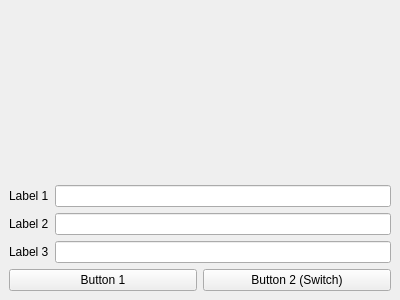
Above: thecubeivazio/cubegui/cubegui.ui from jwav/thecube-ivazio before the change. Below: the same form after it.
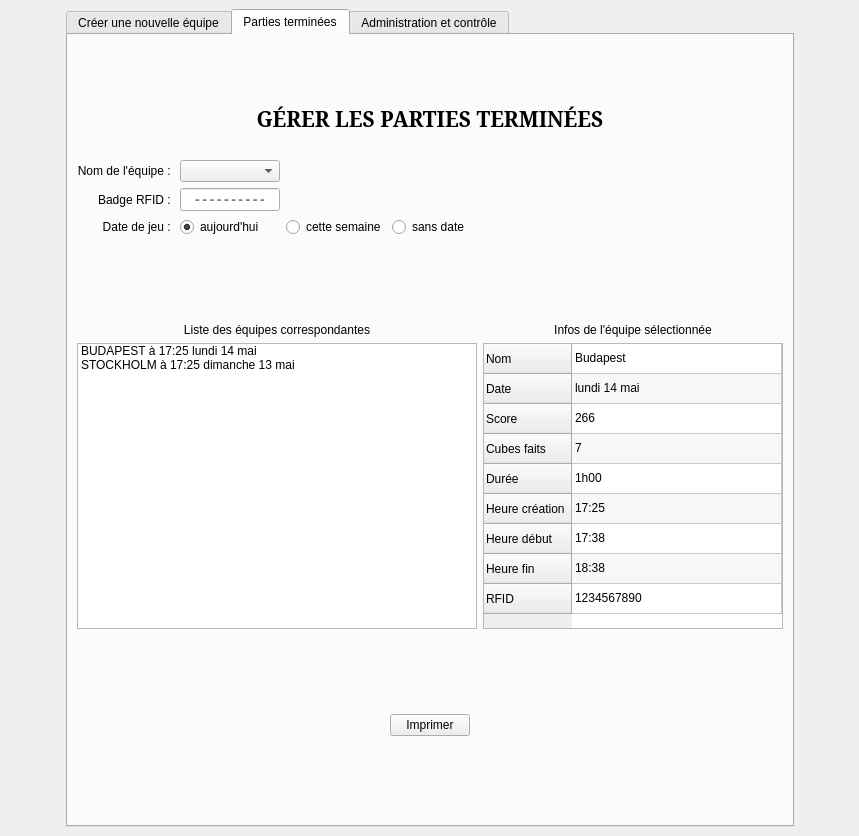
That is the form after the change. The open tabs and pages were chosen to show the change. Icons and pictures are not drawn.

Commit message: did a lot of work on the GUI. Close to a v1 in terms of layout

What changed in the file:
```diff
--- a/thecubeivazio/cubegui/cubegui.ui
+++ b/thecubeivazio/cubegui/cubegui.ui
@@ -6,85 +6,1011 @@
    <rect>
     <x>0</x>
     <y>0</y>
-    <width>400</width>
-    <height>300</height>
+    <width>859</width>
+    <height>836</height>
    </rect>
   </property>
   <property name="windowTitle">
    <string>Interface TheCube</string>
   </property>
+  <property name="windowIcon">
+   <iconset>
+    <normaloff>../../../../../home/vee/.designer/resources/icon_thecube_32x32.png</normaloff>../../../../../home/vee/.designer/resources/icon_thecube_32x32.png</iconset>
+  </property>
+  <property name="iconSize">
+   <size>
+    <width>32</width>
+    <height>32</height>
+   </size>
+  </property>
   <widget class="QWidget" name="centralwidget">
-   <layout class="QVBoxLayout" name="verticalLayout">
+   <layout class="QHBoxLayout" name="horizontalLayout_17">
     <item>
-     <layout class="QVBoxLayout" name="verticalLayout_2">
-      <item>
-       <widget class="QLabel" name="lblTopBanner">
-        <property name="pixmap">
-         <pixmap>img/cubegui_banner.png</pixmap>
-        </property>
-       </widget>
-      </item>
-     </layout>
+     <spacer name="horizontalSpacer_6">
+      <property name="orientation">
+       <enum>Qt::Horizontal</enum>
+      </property>
+      <property name="sizeHint" stdset="0">
+       <size>
+        <width>40</width>
+        <height>20</height>
+       </size>
+      </property>
+     </spacer>
     </item>
     <item>
-     <layout class="QHBoxLayout" name="horizontalLayout">
-      <item>
-       <widget class="QLabel" name="label_1">
-        <property name="text">
-         <string>Label 1</string>
-        </property>
-       </widget>
-      </item>
-      <item>
-       <widget class="QLineEdit" name="lineEdit_1"/>
-      </item>
-     </layout>
+     <widget class="QTabWidget" name="tabWidget">
+      <property name="locale">
+       <locale language="French" country="France"/>
+      </property>
+      <property name="currentIndex">
+       <number>0</number>
+      </property>
+      <widget class="QWidget" name="tabMain">
+       <attribute name="title">
+        <string>Créer une nouvelle équipe</string>
+       </attribute>
+       <layout class="QVBoxLayout" name="tabVerticalLayout">
+        <item>
+         <layout class="QVBoxLayout" name="verticalLayout_2">
+          <item>
+           <widget class="QLabel" name="lblTopBanner">
+            <property name="pixmap">
+             <pixmap resource="../resources/resources.qrc">:/logo_thecube-125x150.png</pixmap>
+            </property>
+            <property name="alignment">
+             <set>Qt::AlignCenter</set>
+            </property>
+           </widget>
+          </item>
+         </layout>
+        </item>
+        <item>
+         <spacer name="verticalSpacer_5">
+          <property name="orientation">
+           <enum>Qt::Vertical</enum>
+          </property>
+          <property name="sizeType">
+           <enum>QSizePolicy::Fixed</enum>
+          </property>
+          <property name="sizeHint" stdset="0">
+           <size>
+            <width>20</width>
+            <height>40</height>
+           </size>
+          </property>
+         </spacer>
+        </item>
+        <item>
+         <layout class="QHBoxLayout" name="horizontalLayout_7">
+          <item>
+           <widget class="QLabel" name="lblCreateStatusText_2">
+            <property name="font">
+             <font>
+              <family>Noto Serif</family>
+              <pointsize>16</pointsize>
+              <weight>75</weight>
+              <bold>true</bold>
+             </font>
+            </property>
+            <property name="text">
+             <string>CRÉER UNE NOUVELLE ÉQUIPE</string>
+            </property>
+            <property name="alignment">
+             <set>Qt::AlignCenter</set>
+            </property>
+           </widget>
+          </item>
+         </layout>
+        </item>
+        <item>
+         <spacer name="verticalSpacer_14">
+          <property name="orientation">
+           <enum>Qt::Vertical</enum>
+          </property>
+          <property name="sizeType">
+           <enum>QSizePolicy::Fixed</enum>
+          </property>
+          <property name="sizeHint" stdset="0">
+           <size>
+            <width>20</width>
+            <height>20</height>
+           </size>
+          </property>
+         </spacer>
+        </item>
+        <item>
+         <layout class="QGridLayout" name="gridLayout_6">
+          <item row="1" column="1">
+           <widget class="QLabel" name="lblCreateRfid">
+            <property name="text">
+             <string>Badge RFID : </string>
+            </property>
+           </widget>
+          </item>
+          <item row="0" column="2">
+           <widget class="QComboBox" name="comboCreateTeamName">
+            <property name="maxVisibleItems">
+             <number>20</number>
+            </property>
+           </widget>
+          </item>
+          <item row="2" column="2">
+           <widget class="QComboBox" name="comboCreateDuration">
+            <property name="maxVisibleItems">
+             <number>20</number>
+            </property>
+           </widget>
+          </item>
+          <item row="1" column="4">
+           <spacer name="horizontalSpacer_18">
+            <property name="orientation">
+             <enum>Qt::Horizontal</enum>
+            </property>
+            <property name="sizeHint" stdset="0">
+             <size>
+              <width>40</width>
+              <height>20</height>
+             </size>
+            </property>
+           </spacer>
+          </item>
+          <item row="1" column="2">
+           <widget class="QLineEdit" name="lineCreateRfid">
+            <property name="maximumSize">
+             <size>
+              <width>100</width>
+              <height>16777215</height>
+             </size>
+            </property>
+            <property name="font">
+             <font>
+              <family>DejaVu Sans Mono</family>
+              <weight>75</weight>
+              <bold>true</bold>
+             </font>
+            </property>
+            <property name="alignment">
+             <set>Qt::AlignCenter</set>
+            </property>
+            <property name="readOnly">
+             <bool>true</bool>
+            </property>
+            <property name="placeholderText">
+             <string>----------</string>
+            </property>
+           </widget>
+          </item>
+          <item row="0" column="1">
+           <widget class="QLabel" name="lblCreateTeamName">
+            <property name="text">
+             <string>Nom de l'équipe : </string>
+            </property>
+           </widget>
+          </item>
+          <item row="1" column="0">
+           <spacer name="horizontalSpacer_17">
+            <property name="orientation">
+             <enum>Qt::Horizontal</enum>
+            </property>
+            <property name="sizeHint" stdset="0">
+             <size>
+              <width>40</width>
+              <height>20</height>
+             </size>
+            </property>
+           </spacer>
+          </item>
+          <item row="2" column="1">
+           <widget class="QLabel" name="lblCreateAllocatedTime">
+            <property name="text">
+             <string>Temps alloué : </string>
+            </property>
+           </widget>
+          </item>
+          <item row="1" column="3">
+           <widget class="QLabel" name="label_3">
+            <property name="maximumSize">
+             <size>
+              <width>24</width>
+              <height>24</height>
+             </size>
+            </property>
+            <property name="text">
+             <string/>
+            </property>
+            <property name="pixmap">
+             <pixmap resource="../resources/resources.qrc">:/icon_error.png</pixmap>
+            </property>
+           </widget>
+          </item>
+         </layout>
+        </item>
+        <item>
+         <spacer name="verticalSpacer_3">
+          <property name="orientation">
+           <enum>Qt::Vertical</enum>
+          </property>
+          <property name="sizeType">
+           <enum>QSizePolicy::Fixed</enum>
+          </property>
+          <property name="sizeHint" stdset="0">
+           <size>
+            <width>20</width>
+            <height>40</height>
+           </size>
+          </property>
+         </spacer>
+        </item>
+        <item>
+         <layout class="QHBoxLayout" name="horizontalLayout_4">
+          <item>
+           <spacer name="horizontalSpacer">
+            <property name="orientation">
+             <enum>Qt::Horizontal</enum>
+            </property>
+            <property name="sizeHint" stdset="0">
+             <size>
+              <width>40</width>
+              <height>20</height>
+             </size>
+            </property>
+           </spacer>
+          </item>
+          <item>
+           <widget class="QPushButton" name="btnCreateNewTeam">
+            <property name="text">
+             <string>Créer une nouvelle équipe</string>
+            </property>
+           </widget>
+          </item>
+          <item>
+           <spacer name="horizontalSpacer_2">
+            <property name="orientation">
+             <enum>Qt::Horizontal</enum>
+            </property>
+            <property name="sizeHint" stdset="0">
+             <size>
+              <width>40</width>
+              <height>20</height>
+             </size>
+            </property>
+           </spacer>
+          </item>
+         </layout>
+        </item>
+        <item>
+         <layout class="QHBoxLayout" name="horizontalLayout_5">
+          <item>
+           <spacer name="horizontalSpacer_7">
+            <property name="orientation">
+             <enum>Qt::Horizontal</enum>
+            </property>
+            <property name="sizeHint" stdset="0">
+             <size>
+              <width>40</width>
+              <height>20</height>
+             </size>
+            </property>
+           </spacer>
+          </item>
+          <item>
+           <widget class="QLabel" name="lblCreateStatusIcon">
+            <property name="minimumSize">
+             <size>
+              <width>32</width>
+              <height>32</height>
+             </size>
+            </property>
+            <property name="maximumSize">
+             <size>
+              <width>32</width>
+              <height>32</height>
+             </size>
+            </property>
+            <property name="text">
+             <string/>
+            </property>
+            <property name="pixmap">
+             <pixmap>../../../../../home/vee/.designer/resources/cubegui_status_none.png</pixmap>
+            </property>
+            <property name="margin">
+             <number>5</number>
+            </property>
+           </widget>
+          </item>
+          <item>
+           <widget class="QLabel" name="lblCreateStatusText">
+            <property name="text">
+             <string>-- statut de la création d'équipe --</string>
+            </property>
+           </widget>
+          </item>
+          <item>
+           <spacer name="horizontalSpacer_8">
+            <property name="orientation">
+             <enum>Qt::Horizontal</enum>
+            </property>
+            <property name="sizeHint" stdset="0">
+             <size>
+              <width>40</width>
+              <height>20</height>
+             </size>
+            </property>
+           </spacer>
+          </item>
+         </layout>
+        </item>
+        <item>
+         <spacer name="verticalSpacer">
+          <property name="orientation">
+           <enum>Qt::Vertical</enum>
+          </property>
+          <property name="sizeHint" stdset="0">
+           <size>
+            <width>20</width>
+            <height>40</height>
+           </size>
+          </property>
+         </spacer>
+        </item>
+       </layout>
+      </widget>
+      <widget class="QWidget" name="tabFinishedGames">
+       <attribute name="title">
+        <string>Parties terminées</string>
+       </attribute>
+       <layout class="QVBoxLayout" name="verticalLayout_6">
+        <item>
+         <layout class="QHBoxLayout" name="horizontalLayout_11">
+          <item>
+           <widget class="QLabel" name="label_5">
+            <property name="text">
+             <string/>
+            </property>
+            <property name="pixmap">
+             <pixmap resource="../resources/resources.qrc">:/logo_thecube-125x150.png</pixmap>
+            </property>
+            <property name="alignment">
+             <set>Qt::AlignCenter</set>
+            </property>
+           </widget>
+          </item>
+         </layout>
+        </item>
+        <item>
+         <spacer name="verticalSpacer_11">
+          <property name="orientation">
+           <enum>Qt::Vertical</enum>
+          </property>
+          <property name="sizeType">
+           <enum>QSizePolicy::Fixed</enum>
+          </property>
+          <property name="sizeHint" stdset="0">
+           <size>
+            <width>20</width>
+            <height>40</height>
+           </size>
+          </property>
+         </spacer>
+        </item>
+        <item>
+         <layout class="QHBoxLayout" name="horizontalLayout_12">
+          <item>
+           <widget class="QLabel" name="lblCreateStatusText_6">
+            <property name="font">
+             <font>
+              <family>Noto Serif</family>
+              <pointsize>16</pointsize>
+              <weight>75</weight>
+              <bold>true</bold>
+             </font>
+            </property>
+            <property name="text">
+             <string>GÉRER LES PARTIES TERMINÉES</string>
+            </property>
+            <property name="alignment">
+             <set>Qt::AlignCenter</set>
+            </property>
+           </widget>
+          </item>
+         </layout>
+        </item>
+        <item>
+         <spacer name="verticalSpacer_15">
+          <property name="orientation">
+           <enum>Qt::Vertical</enum>
+          </property>
+          <property name="sizeType">
+           <enum>QSizePolicy::Fixed</enum>
+          </property>
+          <property name="sizeHint" stdset="0">
+           <size>
+            <width>20</width>
+            <height>20</height>
+           </size>
+          </property>
+         </spacer>
+        </item>
+        <item>
+         <layout class="QGridLayout" name="gridLayout_3">
+          <item row="2" column="1">
+           <widget class="QRadioButton" name="radioButton">
+            <property name="text">
+             <string>aujourd'hui</string>
+            </property>
+            <property name="checked">
+             <bool>true</bool>
+            </property>
+           </widget>
+          </item>
+          <item row="2" column="2">
+           <widget class="QRadioButton" name="radioButton_2">
+            <property name="text">
+             <string>cette semaine</string>
+            </property>
+           </widget>
+          </item>
+          <item row="2" column="3">
+           <widget class="QRadioButton" name="radioButton_3">
+            <property name="text">
+             <string>sans date</string>
+            </property>
+           </widget>
+          </item>
+          <item row="2" column="0">
+           <widget class="QLabel" name="label_8">
+            <property name="text">
+             <string>Date de jeu : </string>
+            </property>
+            <property name="alignment">
+             <set>Qt::AlignRight|Qt::AlignTrailing|Qt::AlignVCenter</set>
+            </property>
+           </widget>
+          </item>
+          <item row="1" column="1">
+           <widget class="QLineEdit" name="lineManageRfid">
+            <property name="maximumSize">
+             <size>
+              <width>100</width>
+              <height>16777215</height>
+             </size>
+            </property>
+            <property name="font">
+             <font>
+              <family>DejaVu Sans Mono</family>
+              <weight>75</weight>
+              <bold>true</bold>
+             </font>
+            </property>
+            <property name="alignment">
+             <set>Qt::AlignCenter</set>
+            </property>
+            <property name="readOnly">
+             <bool>true</bool>
+            </property>
+            <property name="placeholderText">
+             <string>----------</string>
+            </property>
+           </widget>
+          </item>
+          <item row="0" column="1">
+           <widget class="QComboBox" name="comboCreateTeamName_3">
+            <property name="maxVisibleItems">
+             <number>20</number>
+            </property>
+           </widget>
+          </item>
+          <item row="1" column="0">
+           <widget class="QLabel" name="lblCreateRfid_3">
+            <property name="text">
+             <string>Badge RFID : </string>
+            </property>
+            <property name="alignment">
+             <set>Qt::AlignRight|Qt::AlignTrailing|Qt::AlignVCenter</set>
+            </property>
+           </widget>
+          </item>
+          <item row="0" column="0">
+           <widget class="QLabel" name="lblCreateTeamName_3">
+            <property name="text">
+             <string>Nom de l'équipe : </string>
+            </property>
+            <property name="alignment">
+             <set>Qt::AlignRight|Qt::AlignTrailing|Qt::AlignVCenter</set>
+            </property>
+           </widget>
+          </item>
+          <item row="2" column="4">
+           <spacer name="horizontalSpacer_15">
+            <property name="orientation">
+             <enum>Qt::Horizontal</enum>
+            </property>
+            <property name="sizeHint" stdset="0">
+             <size>
+              <width>40</width>
+              <height>20</height>
+             </size>
+            </property>
+           </spacer>
+          </item>
+         </layout>
+        </item>
+        <item>
+         <spacer name="verticalSpacer_13">
+          <property name="orientation">
+           <enum>Qt::Vertical</enum>
+          </property>
+          <property name="sizeHint" stdset="0">
+           <size>
+            <width>20</width>
+            <height>40</height>
+           </size>
+          </property>
+         </spacer>
+        </item>
+        <item>
+         <layout class="QGridLayout" name="gridLayout">
+          <property name="sizeConstraint">
+           <enum>QLayout::SetDefaultConstraint</enum>
+          </property>
+          <item row="0" column="1">
+           <widget class="QLabel" name="label_7">
+            <property name="text">
+             <string>Infos de l'équipe sélectionnée</string>
+            </property>
+            <property name="alignment">
+             <set>Qt::AlignCenter</set>
+            </property>
+           </widget>
+          </item>
+          <item row="0" column="0">
+           <widget class="QLabel" name="label_6">
+            <property name="text">
+             <string>Liste des équipes correspondantes</string>
+            </property>
+            <property name="alignment">
+             <set>Qt::AlignCenter</set>
+            </property>
+           </widget>
+          </item>
+          <item row="1" column="1">
+           <widget class="QTableWidget" name="tableFinishedDisplayTeam">
+            <property name="sizePolicy">
+             <sizepolicy hsizetype="Maximum" vsizetype="Fixed">
+              <horstretch>0</horstretch>
+              <verstretch>30</verstretch>
+             </sizepolicy>
+            </property>
+            <property name="minimumSize">
+             <size>
+              <width>300</width>
+              <height>0</height>
+             </size>
+            </property>
+            <property name="maximumSize">
+             <size>
+              <width>300</width>
+              <height>400</height>
+             </size>
+            </property>
+            <property name="sizeAdjustPolicy">
+             <enum>QAbstractScrollArea::AdjustToContents</enum>
+            </property>
+            <property name="alternatingRowColors">
+             <bool>true</bool>
+            </property>
+            <property name="showGrid">
+             <bool>true</bool>
+            </property>
+            <property name="columnCount">
+             <number>1</number>
+            </property>
+            <attribute name="horizontalHeaderVisible">
+             <bool>false</bool>
+            </attribute>
+            <attribute name="horizontalHeaderShowSortIndicator" stdset="0">
+             <bool>false</bool>
+            </attribute>
+            <attribute name="horizontalHeaderStretchLastSection">
+             <bool>true</bool>
+            </attribute>
+            <attribute name="verticalHeaderShowSortIndicator" stdset="0">
+             <bool>false</bool>
+            </attribute>
+            <attribute name="verticalHeaderStretchLastSection">
+             <bool>false</bool>
+            </attribute>
+            <row>
+             <property name="text">
+              <string>Nom</string>
+             </property>
+            </row>
+            <row>
+             <property name="text">
+              <string>Date</string>
+             </property>
+            </row>
+            <row>
+             <property name="text">
+              <string>Score</string>
+             </property>
+            </row>
+            <row>
+             <property name="text">
+              <string>Cubes faits</string>
+             </property>
+            </row>
+            <row>
+             <property name="text">
+              <string>Durée</string>
+             </property>
+            </row>
+            <row>
+             <property name="text">
+              <string>Heure création</string>
+             </property>
+            </row>
+            <row>
+             <property name="text">
+              <string>Heure début</string>
+             </property>
+            </row>
+            <row>
+             <property name="text">
+              <string>Heure fin</string>
+             </property>
+            </row>
+            <row>
+             <property name="text">
+              <string>RFID</string>
+             </property>
+            </row>
+            <column>
+             <property name="text">
+              <string>Clé</string>
+             </property>
+            </column>
+            <item row="0" column="0">
+             <property name="text">
+              <string>Budapest</string>
+             </property>
+            </item>
+            <item row="1" column="0">
+             <property name="text">
+              <string>lundi 14 mai</string>
+             </property>
+            </item>
+            <item row="2" column="0">
+             <property name="text">
+              <string>266</string>
+             </property>
+            </item>
+            <item row="3" column="0">
+             <property name="text">
+              <string>7</string>
+             </property>
+            </item>
+            <item row="4" column="0">
+             <property name="text">
+              <string>1h00</string>
+             </property>
+            </item>
+            <item row="5" column="0">
+             <property name="text">
+              <string>17:25</string>
+             </property>
+            </item>
+            <item row="6" column="0">
+             <property name="text">
+              <string>17:38</string>
+             </property>
+            </item>
+            <item row="7" column="0">
+             <property name="text">
+              <string>18:38</string>
+             </property>
+            </item>
+            <item row="8" column="0">
+             <property name="text">
+              <string>1234567890</string>
+             </property>
+            </item>
+           </widget>
+          </item>
+          <item row="1" column="0">
+           <widget class="QListWidget" name="listFinishedMatchingTeams">
+            <property name="minimumSize">
+             <size>
+              <width>400</width>
+              <height>0</height>
+             </size>
+            </property>
+            <property name="maximumSize">
+             <size>
+              <width>16777215</width>
+              <height>400</height>
+             </size>
+            </property>
+            <item>
+             <property name="text">
+              <string>BUDAPEST à 17:25 lundi 14 mai</string>
+             </property>
+            </item>
+            <item>
+             <property name="text">
+              <string>STOCKHOLM à 17:25 dimanche 13 mai</string>
+             </property>
+            </item>
+           </widget>
+          </item>
+         </layout>
+        </item>
+        <item>
+         <spacer name="verticalSpacer_4">
+          <property name="orientation">
+           <enum>Qt::Vertical</enum>
+          </property>
+          <property name="sizeHint" stdset="0">
+           <size>
+            <width>20</width>
+            <height>40</height>
+           </size>
+          </property>
+         </spacer>
+        </item>
+        <item>
+         <layout class="QHBoxLayout" name="horizontalLayout_14">
+          <item>
+           <spacer name="horizontalSpacer_9">
+            <property name="orientation">
+             <enum>Qt::Horizontal</enum>
+            </property>
+            <property name="sizeHint" stdset="0">
+             <size>
+              <width>40</width>
+              <height>20</height>
+             </size>
+            </property>
+           </spacer>
+          </item>
+          <item>
+           <widget class="QPushButton" name="btnFinishedPrint">
+            <property name="text">
+             <string>Imprimer</string>
+            </property>
+            <property name="icon">
+             <iconset theme="print"/>
+            </property>
+           </widget>
+          </item>
+          <item>
+           <spacer name="horizontalSpacer_10">
+            <property name="orientation">
+             <enum>Qt::Horizontal</enum>
+            </property>
+            <property name="sizeHint" stdset="0">
+             <size>
+              <width>40</width>
+              <height>20</height>
+             </size>
+            </property>
+           </spacer>
+          </item>
+         </layout>
+        </item>
+        <item>
+         <spacer name="verticalSpacer_12">
+          <property name="orientation">
+           <enum>Qt::Vertical</enum>
+          </property>
+          <property name="sizeHint" stdset="0">
+           <size>
+            <width>20</width>
+            <height>40</height>
+           </size>
+          </property>
+         </spacer>
+        </item>
+       </layout>
+      </widget>
+      <widget class="QWidget" name="tabAdmin">
+       <attribute name="title">
+        <string>Administration et contrôle</string>
+       </attribute>
+       <layout class="QVBoxLayout" name="verticalLayout">
+        <item>
+         <layout class="QHBoxLayout" name="horizontalLayout">
+          <item>
+           <widget class="QLabel" name="label">
+            <property name="text">
+             <string/>
+            </property>
+            <property name="pixmap">
+             <pixmap resource="../resources/resources.qrc">:/logo_thecube-125x150.png</pixmap>
+            </property>
+            <property name="alignment">
+             <set>Qt::AlignCenter</set>
+            </property>
+           </widget>
+          </item>
+         </layout>
+        </item>
+        <item>
+         <spacer name="verticalSpacer_28">
+          <property name="orientation">
+           <enum>Qt::Vertical</enum>
+          </property>
+          <property name="sizeType">
+           <enum>QSizePolicy::Fixed</enum>
+          </property>
+          <property name="sizeHint" stdset="0">
+           <size>
+            <width>20</width>
+            <height>40</height>
+           </size>
+          </property>
+         </spacer>
+        </item>
+        <item>
+         <layout class="QHBoxLayout" name="horizontalLayout_3">
+          <item>
+           <widget class="QLabel" name="lblCreateStatusText_5">
+            <property name="font">
+             <font>
+              <family>Noto Serif</family>
+              <pointsize>16</pointsize>
+              <weight>75</weight>
+              <bold>true</bold>
+             </font>
+            </property>
+            <property name="text">
+             <string>ADMINISTRATION ET CONTRÔLE</string>
+            </property>
+            <property name="alignment">
+             <set>Qt::AlignCenter</set>
+            </property>
+           </widget>
+          </item>
+         </layout>
+        </item>
+        <item>
+         <spacer name="verticalSpacer_16">
+          <property name="orientation">
+           <enum>Qt::Vertical</enum>
+          </property>
+          <property name="sizeType">
+           <enum>QSizePolicy::Fixed</enum>
+          </property>
+          <property name="sizeHint" stdset="0">
+           <size>
+            <width>20</width>
+            <height>20</height>
+           </size>
+          </property>
+         </spacer>
+        </item>
+        <item>
+         <layout class="QGridLayout" name="gridLayout_5">
+          <item row="0" column="2">
+           <widget class="QLabel" name="label_17">
+            <property name="minimumSize">
+             <size>
+              <width>400</width>
+              <height>0</height>
+             </size>
+            </property>
+            <property name="text">
+             <string>TextLabel</string>
+            </property>
+           </widget>
+          </item>
+          <item row="1" column="2">
+           <widget class="QLabel" name="label_18">
+            <property name="text">
+             <string>TextLabel</string>
+            </property>
+           </widget>
+          </item>
+          <item row="2" column="1">
+           <widget class="QPushButton" name="pushButton_3">
+            <property name="text">
+             <string>PushButton</string>
+            </property>
+           </widget>
+          </item>
+          <item row="0" column="1">
+           <widget class="QPushButton" name="pushButton">
+            <property name="text">
+             <string>Tester connexion CubeServer et CubeBoxes</string>
+            </property>
+           </widget>
+          </item>
+          <item row="2" column="2">
+           <widget class="QLabel" name="label_19">
+            <property name="text">
+             <string>TextLabel</string>
+            </property>
+           </widget>
+          </item>
+          <item row="1" column="1">
+           <widget class="QPushButton" name="pushButton_2">
+            <property name="text">
+             <string>Afficher CubeBoxes en jeu</string>
+            </property>
+           </widget>
+          </item>
+          <item row="1" column="0">
+           <spacer name="horizontalSpacer_16">
+            <property name="orientation">
+             <enum>Qt::Horizontal</enum>
+            </property>
+            <property name="sizeHint" stdset="0">
+             <size>
+              <width>40</width>
+              <height>20</height>
+             </size>
+            </property>
+           </spacer>
+          </item>
+         </layout>
+        </item>
+        <item>
+         <spacer name="verticalSpacer_17">
+          <property name="orientation">
+           <enum>Qt::Vertical</enum>
+          </property>
+          <property name="sizeType">
+           <enum>QSizePolicy::Fixed</enum>
+          </property>
+          <property name="sizeHint" stdset="0">
+           <size>
+            <width>20</width>
+            <height>40</height>
+           </size>
+          </property>
+         </spacer>
+        </item>
+        <item>
+         <layout class="QHBoxLayout" name="horizontalLayout_18">
+          <item>
+           <widget class="QLabel" name="label_20">
+            <property name="text">
+             <string>Commande &gt; </string>
+            </property>
+           </widget>
+          </item>
+          <item>
+           <widget class="QLineEdit" name="lineEdit_4"/>
+          </item>
+          <item>
+           <widget class="QPushButton" name="pushButton_4">
+            <property name="text">
+             <string>Envoyer</string>
+            </property>
+           </widget>
+          </item>
+         </layout>
+        </item>
+        <item>
+         <widget class="QListWidget" name="listWidget"/>
+        </item>
+       </layout>
+      </widget>
+     </widget>
     </item>
     <item>
-     <layout class="QHBoxLayout" name="horizontalLayout_2">
-      <item>
-       <widget class="QLabel" name="label_2">
-        <property name="text">
-         <string>Label 2</string>
-        </property>
-       </widget>
-      </item>
-      <item>
-       <widget class="QLineEdit" name="lineEdit_2"/>
-      </item>
-     </layout>
-    </item>
-    <item>
-     <layout class="QHBoxLayout" name="horizontalLayout_3">
-      <item>
-       <widget class="QLabel" name="label_3">
-        <property name="text">
-         <string>Label 3</string>
-        </property>
-       </widget>
-      </item>
-      <item>
-       <widget class="QLineEdit" name="lineEdit_3"/>
-      </item>
-     </layout>
-    </item>
-    <item>
-     <layout class="QHBoxLayout" name="horizontalLayout_4">
-      <item>
-       <widget class="QPushButton" name="pushButton_1">
-        <property name="text">
-         <string>Button 1</string>
-        </property>
-       </widget>
-      </item>
-      <item>
-       <widget class="QPushButton" name="pushButton_2">
-        <property name="text">
-         <string>Button 2 (Switch)</string>
-        </property>
-       </widget>
-      </item>
-     </layout>
+     <spacer name="horizontalSpacer_5">
+      <property name="orientation">
+       <enum>Qt::Horizontal</enum>
+      </property>
+      <property name="sizeHint" stdset="0">
+       <size>
+        <width>40</width>
+        <height>20</height>
+       </size>
+      </property>
+     </spacer>
     </item>
    </layout>
   </widget>
```
Left out of the diff: 4 changed lines with no effect on the pictures. The commit also changes 13 other files.
